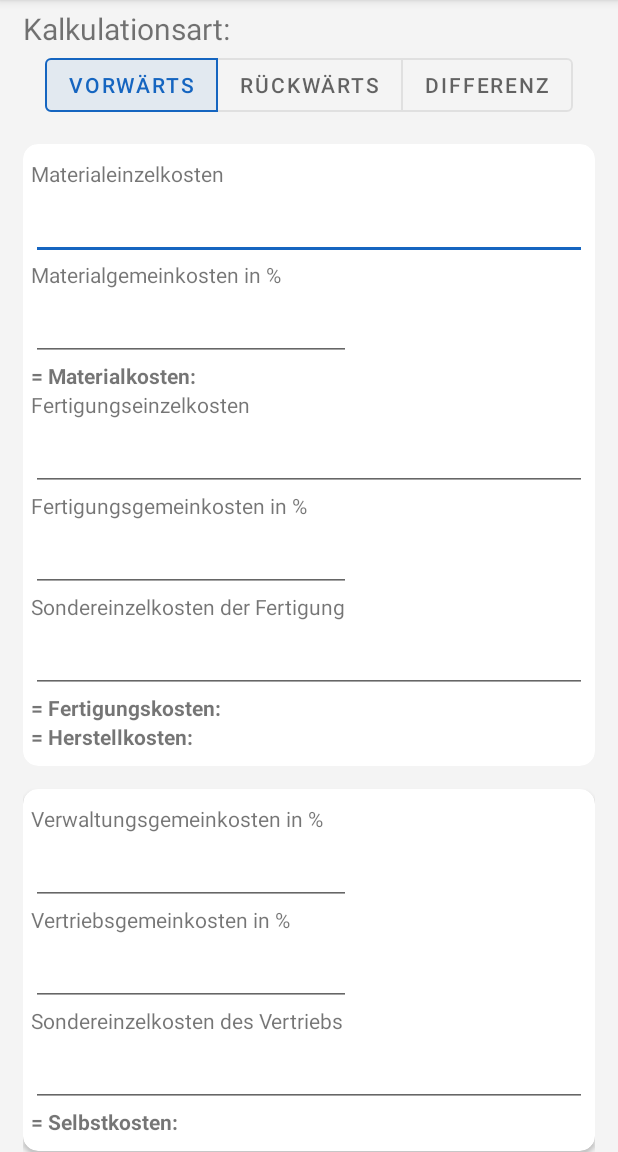
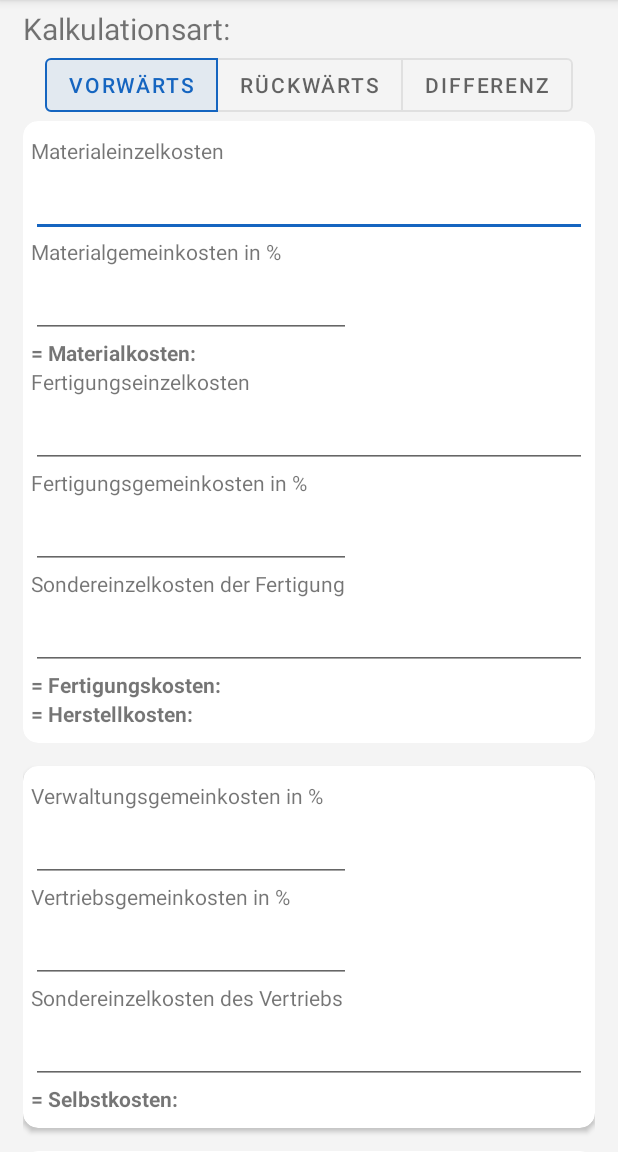
Before and after one commit to Two-Play/Preiskalkulation-Android-Studio, an Android app: the screen it shows after launch (MainActivity), on a phone screen of 412 x 824 dp, the part 84-1236 px from its top. Run offline under Robolectric (Android 15) with nearby library versions, the phone set to English and light mode, and no system bars.

Commit message:
bug fix
double convert error

```diff
--- a/app/src/main/java/com/example/preiskalkulation/MainActivity.java
+++ b/app/src/main/java/com/example/preiskalkulation/MainActivity.java
@@ -258,7 +258,6 @@ public class MainActivity extends AppCompatActivity {
         nvp.setText(objUtility.convertToString(objUtility.getNettoverkaufspreis()));
         ergebnisUmst.setText(objUtility.convertToString(objUtility.getErgebnisUmst()));
         bvp.setText(objUtility.convertToString(objUtility.getBruttoverkaufspreis()));
-
     }
 
     public void datenLoeschung(){
--- a/app/src/main/java/com/example/preiskalkulation/Utility.java
+++ b/app/src/main/java/com/example/preiskalkulation/Utility.java
@@ -312,7 +312,7 @@ public class Utility {
         String value = textField.getText().toString();
         //Überprüfung ob EditText leer ist
         if (!value.toString().isEmpty()){
-            return Double.parseDouble(textField.getText().toString());
+            return Double.parseDouble(value.replaceAll(",", "."));
         }else {
             return 0.0;
         }
--- a/app/src/main/res/layout/activity_main.xml
+++ b/app/src/main/res/layout/activity_main.xml
@@ -23,17 +23,12 @@
             android:textSize="20sp"
             app:layout_constraintStart_toStartOf="parent" />
 
-        <LinearLayout
+        <com.google.android.material.button.MaterialButtonToggleGroup
+            android:id="@+id/toggleButton"
             android:layout_width="match_parent"
             android:layout_height="wrap_content"
-            android:layout_marginBottom="15dp"
-            android:gravity="center_horizontal"
-            android:orientation="vertical">
-
-            <com.google.android.material.button.MaterialButtonToggleGroup
-                android:id="@+id/toggleButton"
-                android:layout_width="wrap_content"
-                android:layout_height="wrap_content"
+            android:gravity="center"
+            android:orientation="horizontal"
             app:checkedButton="@id/vorwaertsBtn"
             app:selectionRequired="true"
             app:singleSelection="true">
@@ -60,8 +55,6 @@
                 android:text="@string/differenz"
                 android:visibility="visible" />
         </com.google.android.material.button.MaterialButtonToggleGroup>
-
-        </LinearLayout>
 
         <TextView
             android:id="@+id/disclaimer"
```
Lines whose indentation alone changed are shown as unchanged.
